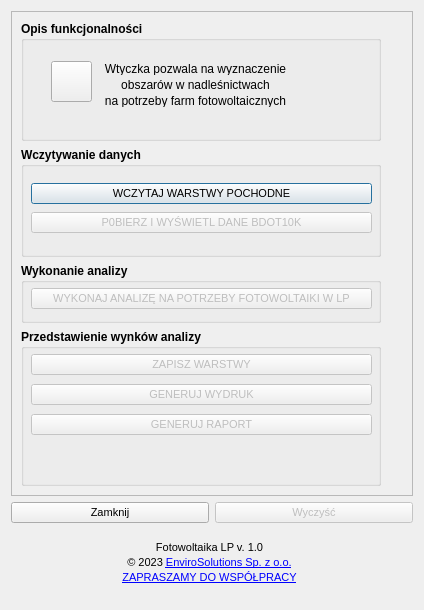
envirosolutionspl/pv_las, file photovoltaics_LP_dialog_base.ui: the form before one commit.
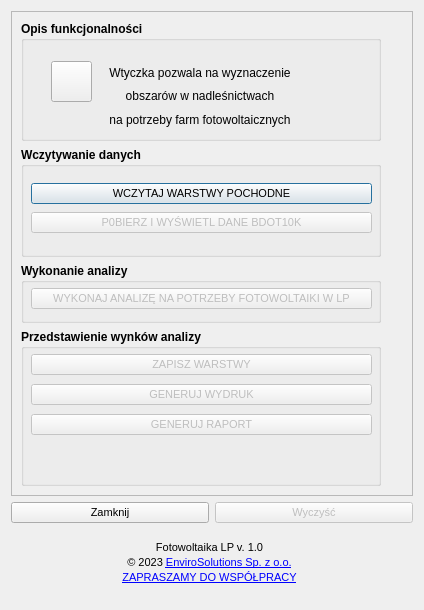
The form after the commit. Icons and pictures are not drawn.

```diff
--- a/photovoltaics_LP_dialog_base.ui
+++ b/photovoltaics_LP_dialog_base.ui
@@ -59,8 +59,8 @@
            <rect>
             <x>0</x>
             <y>0</y>
-            <width>396</width>
-            <height>436</height>
+            <width>394</width>
+            <height>427</height>
            </rect>
           </property>
           <layout class="QGridLayout" name="gridLayout_2">
@@ -113,7 +113,7 @@
                 <x>10</x>
                 <y>60</y>
                 <width>341</width>
-                <height>31</height>
+                <height>32</height>
                </rect>
               </property>
               <layout class="QHBoxLayout" name="horizontalLayout_3">
@@ -160,8 +160,8 @@
                <rect>
                 <x>70</x>
                 <y>40</y>
-                <width>211</width>
-                <height>51</height>
+                <width>220</width>
+                <height>73</height>
                </rect>
               </property>
               <layout class="QHBoxLayout" name="horizontalLayout_4">
@@ -307,7 +307,7 @@
                 <x>10</x>
                 <y>50</y>
                 <width>341</width>
-                <height>31</height>
+                <height>32</height>
                </rect>
               </property>
               <layout class="QHBoxLayout" name="horizontalLayout_21">
@@ -336,7 +336,7 @@
                 <x>10</x>
                 <y>20</y>
                 <width>341</width>
-                <height>31</height>
+                <height>32</height>
                </rect>
               </property>
               <layout class="QHBoxLayout" name="horizontalLayout_22">
@@ -365,7 +365,7 @@
                 <x>10</x>
                 <y>80</y>
                 <width>341</width>
-                <height>31</height>
+                <height>32</height>
                </rect>
               </property>
               <layout class="QHBoxLayout" name="horizontalLayout_23">
@@ -416,7 +416,7 @@
                 <x>10</x>
                 <y>20</y>
                 <width>341</width>
-                <height>31</height>
+                <height>32</height>
                </rect>
               </property>
               <layout class="QHBoxLayout" name="horizontalLayout_6">
```
Left out of the diff: 10 changed lines with no effect on the pictures.
